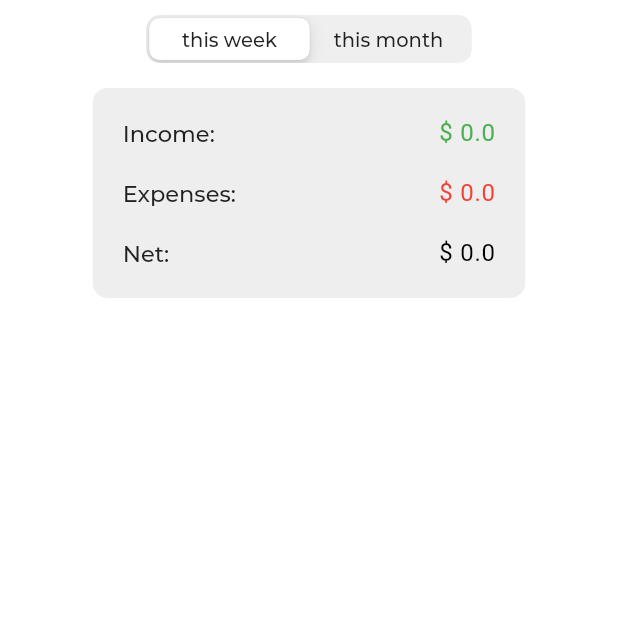
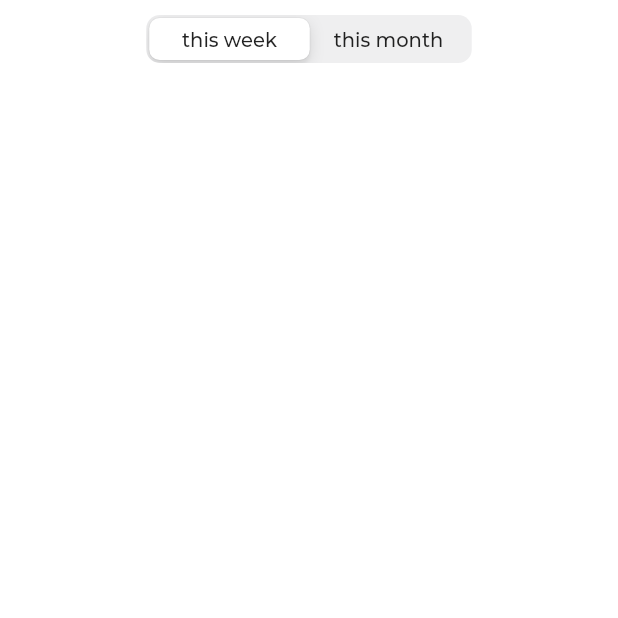
Before and after one commit to muhnee/muhnee_app, a Flutter app: the TransactionsPage screen opened directly, on a phone screen of 412 x 824 dp, the top half of it. Run offline on Flutter 3.47's test engine with Material 2 defaults, Android fonts, the phone set to English and light mode, and no system bars; our stand-ins replace awesome_dialog, bubble_bottom_bar, cloud_firestore, firebase_auth, flutter_spinkit, google_fonts and 1 more; accounts and stored records are empty.

Commit message:
transaction page removed stats

```diff
--- a/lib/pages/Home/HomePage.dart
+++ b/lib/pages/Home/HomePage.dart
@@ -32,8 +32,8 @@ class _HomePageState extends State<HomePage> {
                 ProfilePage(),
                 ExpensePageSingleFile(),
                 //IncomePage(),
+                TransactionsPage(),
                 StatsPage(),
-                TransactionsPage(),
               ],
             ),
           ),
--- a/lib/pages/Home/StatsPage.dart
+++ b/lib/pages/Home/StatsPage.dart
@@ -33,10 +33,10 @@ class _StatsPageState extends State<StatsPage> {
     0: Padding(
         padding: EdgeInsets.symmetric(horizontal: 6),
         child:
-            Text('this week', style: TextStyle(fontWeight: FontWeight.w600))),
+            Text('Income', style: TextStyle(fontWeight: FontWeight.w600))),
     1: Padding(
       padding: EdgeInsets.symmetric(horizontal: 6),
-      child: Text('this month', style: TextStyle(fontWeight: FontWeight.w600)),
+      child: Text('Expenses', style: TextStyle(fontWeight: FontWeight.w600)),
     ),
   };
 
--- a/lib/pages/Home/TransactionsPage.dart
+++ b/lib/pages/Home/TransactionsPage.dart
@@ -45,35 +45,12 @@ class _TransactionsPageState extends State<TransactionsPage> {
       body: SafeArea(
           child: Column(
         children: <Widget>[
-          // Container(
-          //   child: Text("TESTTESTTESTTESTTEST"),
-          //   color: Colors.blue,
-          // ),
 
-          //     BubbleBottomBar(
-          //   opacity: 0.2,
-          //   currentIndex: curPageIndex,
-          //   onTap: changePage(),
-          //   borderRadius: BorderRadius.vertical(top: Radius.circular(16)),
-          //   elevation: 0,
-          //   fabLocation: BubbleBottomBarFabLocation.center, //new
-          //   hasNotch: true, //new
-          //   hasInk: true, //new, gives a cute ink effect
-          //   inkColor: Colors.black12, //optional, uses theme color if not specified
-          //   items: <BubbleBottomBarItem>[
-
-          //       BubbleBottomBarItem(backgroundColor: Colors.deepPurple, icon: Icon(Icons.access_time, color: Colors.black,), activeIcon: Icon(Icons.access_time, color: Colors.deepPurple,), title: Text("This week")),
-          //       BubbleBottomBarItem(backgroundColor: Colors.indigo, icon: Icon(Icons.blur_on, color: Colors.black,), activeIcon: Icon(Icons.blur_on, color: Colors.indigo,), title: Text("Folders")),
-          //   ],
-          // ),
 
           Padding(
             padding: EdgeInsets.only(bottom: 10, top: 10),
             child: CupertinoSlidingSegmentedControl<int>(
-              //borderColor: Colors.white,
-              // selectedColor: Color(0xff8e91f3),
-              //selectedColor: Colors.grey[200],
-              // unselectedColor: Colors.white,
+
               children: logoWidgets,
               onValueChanged: (int val) {
                 setState(() {
@@ -107,50 +84,52 @@ class _TransactionsPageState extends State<TransactionsPage> {
                 var dateArray = [];
 
                 children = <Widget>[
-                  Padding(
-                      padding: EdgeInsets.symmetric(
-                          vertical: SizeConfig.blockSizeVertical * 0.8),
-                      child: SizedBox(
-                        height: SizeConfig.blockSizeVertical * 17,
-                        width: SizeConfig.blockSizeHorizontal * 70,
-                        child: InkWell(
-                          child: Container(
-                              //         decoration: BoxDecoration(
-                              // borderRadius: BorderRadius.circular(10.0),
-                              // color: Colors.white,
-                              // boxShadow: [
-                              //   BoxShadow(
-                              //     color: Colors.black.withOpacity(0.25),
-                              //     blurRadius: 10.0,
-                              //   ),
-                              // ]),
-                              decoration: BoxDecoration(
-                                  borderRadius: BorderRadius.circular(10.0),
-                                  //color: Color(0xff8e91f3),
-                                  color: Colors.grey[200]
-                                  //border: Border.all(color: Colors.grey)
-                                  ),
-                              child: Padding(
-                                padding: EdgeInsets.symmetric(
-                                  horizontal: 20,
-                                  vertical: 10,
-                                ),
-                                child: Column(
-                                  mainAxisAlignment:
-                                      MainAxisAlignment.spaceAround,
-                                  crossAxisAlignment: CrossAxisAlignment.start,
-                                  children: <Widget>[
-                                    summaryRow("Income", totalInc.toString()),
-                                    summaryRow("Expenses", totalExp.toString()),
-                                    summaryRow("Net", totalNet.toString()),
-                                  ],
-                                ),
-                              )),
-                          onTap: () {
-                            print("Summary Cell Pressed");
-                          },
-                        ),
-                      )),
+
+                  //! Previously the stats section
+                  // Padding(
+                  //     padding: EdgeInsets.symmetric(
+                  //         vertical: SizeConfig.blockSizeVertical * 0.8),
+                  //     child: SizedBox(
+                  //       height: SizeConfig.blockSizeVertical * 17,
+                  //       width: SizeConfig.blockSizeHorizontal * 70,
+                  //       child: InkWell(
+                  //         child: Container(
+                  //             //         decoration: BoxDecoration(
+                  //             // borderRadius: BorderRadius.circular(10.0),
+                  //             // color: Colors.white,
+                  //             // boxShadow: [
+                  //             //   BoxShadow(
+                  //             //     color: Colors.black.withOpacity(0.25),
+                  //             //     blurRadius: 10.0,
+                  //             //   ),
+                  //             // ]),
+                  //             decoration: BoxDecoration(
+                  //                 borderRadius: BorderRadius.circular(10.0),
+                  //                 //color: Color(0xff8e91f3),
+                  //                 color: Colors.grey[200]
+                  //                 //border: Border.all(color: Colors.grey)
+                  //                 ),
+                  //             child: Padding(
+                  //               padding: EdgeInsets.symmetric(
+                  //                 horizontal: 20,
+                  //                 vertical: 10,
+                  //               ),
+                  //               child: Column(
+                  //                 mainAxisAlignment:
+                  //                     MainAxisAlignment.spaceAround,
+                  //                 crossAxisAlignment: CrossAxisAlignment.start,
+                  //                 children: <Widget>[
+                  //                   summaryRow("Income", totalInc.toString()),
+                  //                   summaryRow("Expenses", totalExp.toString()),
+                  //                   summaryRow("Net", totalNet.toString()),
+                  //                 ],
+                  //               ),
+                  //             )),
+                  //         onTap: () {
+                  //           print("Summary Cell Pressed");
+                  //         },
+                  //       ),
+                  //     )),
                   Container(
                       child: Expanded(
                     child: ListView(
```
Also changed, not shown: lib/pages/Home/LeftPanel.dart (+15 -3 lines).
